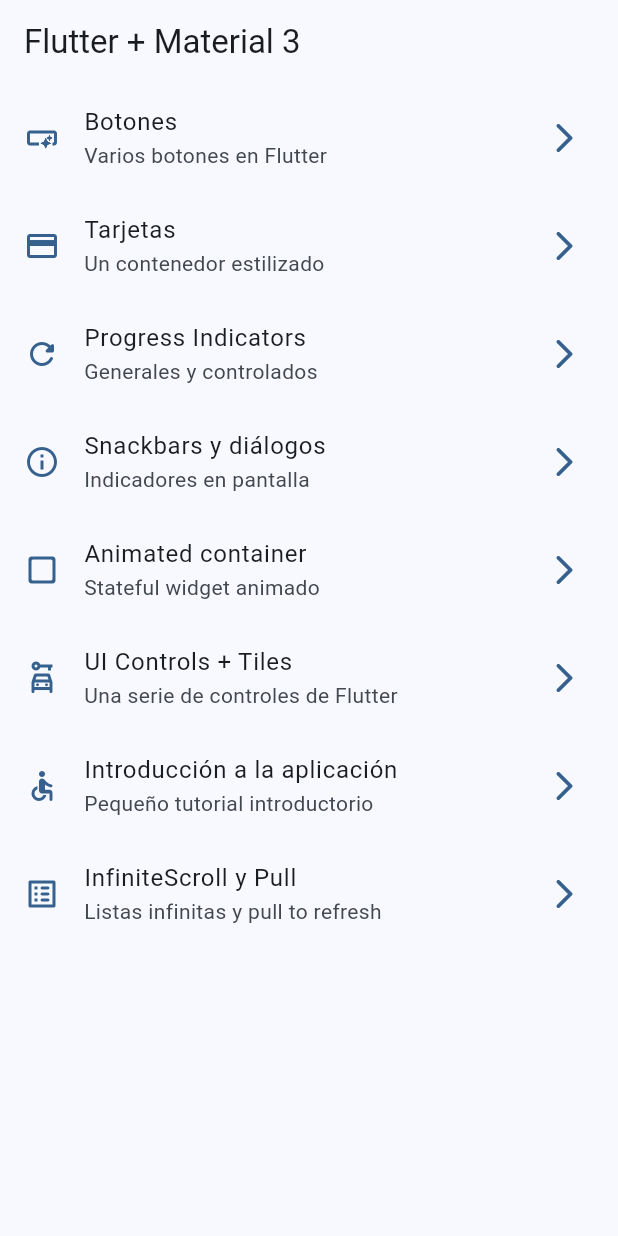
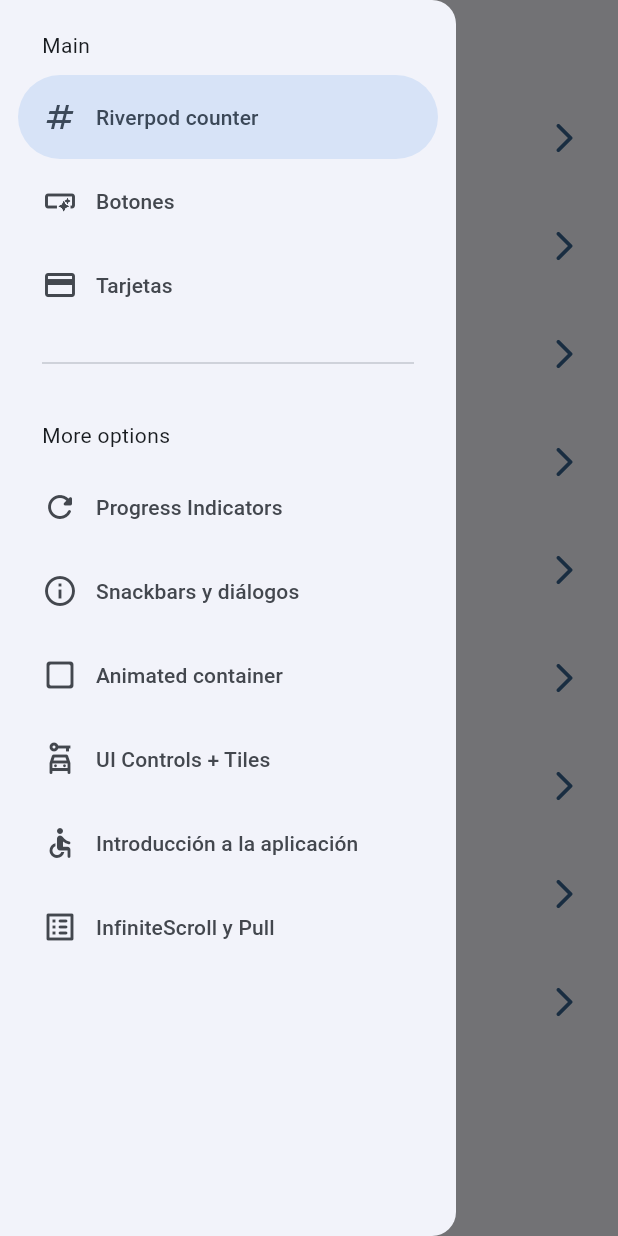
Before and after one commit to hasprilla/widgets_app, a Flutter app: the screen it shows after launch, with the side drawer open (before the commit the screen has no drawer), on a phone screen of 412 x 824 dp. Run offline on Flutter 3.47's test engine with Material 2 defaults, Android fonts, the phone set to English and light mode, and no system bars; our stand-ins replace animate_do, flutter_riverpod, go_router.

Commit message:
counter terminado

```diff
--- a/lib/config/menu/menu_items.dart
+++ b/lib/config/menu/menu_items.dart
@@ -1,5 +1,4 @@
 import 'package:flutter/material.dart';
-
 
 class MenuItem {
   final String title;
@@ -7,72 +6,57 @@ class MenuItem {
   final String link;
   final IconData icon;
 
-  const MenuItem({
-    required this.title,
+  const MenuItem(
+      {required this.title,
       required this.subTitle,
       required this.link,
-    required this.icon
-  });
+      required this.icon});
 }
 
-
 const appMenuItems = <MenuItem>[
-
+  MenuItem(
+      title: 'Riverpod counter',
+      subTitle: 'Counter screen',
+      link: '/counter',
+      icon: Icons.numbers),
   MenuItem(
       title: 'Botones',
       subTitle: 'Varios botones en Flutter',
       link: '/buttons',
-    icon: Icons.smart_button_outlined
-  ),
-
+      icon: Icons.smart_button_outlined),
   MenuItem(
       title: 'Tarjetas',
       subTitle: 'Un contenedor estilizado',
       link: '/cards',
-    icon: Icons.credit_card
-  ),
-
+      icon: Icons.credit_card),
   MenuItem(
       title: 'Progress Indicators',
       subTitle: 'Generales y controlados',
       link: '/progress',
-    icon: Icons.refresh_rounded
-  ),
-
+      icon: Icons.refresh_rounded),
   MenuItem(
       title: 'Snackbars y diálogos',
       subTitle: 'Indicadores en pantalla',
       link: '/snackbars',
-    icon: Icons.info_outline
-  ),
-
+      icon: Icons.info_outline),
   MenuItem(
       title: 'Animated container',
       subTitle: 'Stateful widget animado',
       link: '/animated',
-    icon: Icons.check_box_outline_blank_rounded
-  ),
-
+      icon: Icons.check_box_outline_blank_rounded),
   MenuItem(
       title: 'UI Controls + Tiles',
       subTitle: 'Una serie de controles de Flutter',
       link: '/ui-controls',
-    icon: Icons.car_rental_outlined
-  ),
-
+      icon: Icons.car_rental_outlined),
   MenuItem(
       title: 'Introducción a la aplicación',
       subTitle: 'Pequeño tutorial introductorio',
       link: '/tutorial',
-    icon: Icons.accessible_rounded
-  ),
-
+      icon: Icons.accessible_rounded),
   MenuItem(
       title: 'InfiniteScroll y Pull',
       subTitle: 'Listas infinitas y pull to refresh',
       link: '/infinite',
-    icon: Icons.list_alt_rounded
-  ),
-
-
+      icon: Icons.list_alt_rounded),
 ];
--- a/lib/config/router/app_router.dart
+++ b/lib/config/router/app_router.dart
@@ -1,63 +1,60 @@
 import 'package:go_router/go_router.dart';
-import 'package:widgets_app/presentation/screens/screens.dart';
+
+import '../../presentation/screens/screens.dart';
 
 // GoRouter configuration
 final appRouter = GoRouter(
   initialLocation: '/',
   routes: [
-
     GoRoute(
       path: '/',
       name: HomeScreen.name,
       builder: (context, state) => const HomeScreen(),
     ),
-
     GoRoute(
       path: '/buttons',
       name: ButtonsScreen.name,
       builder: (context, state) => const ButtonsScreen(),
     ),
-
     GoRoute(
       path: '/cards',
       name: CardsScreen.name,
       builder: (context, state) => const CardsScreen(),
     ),
-
     GoRoute(
       path: '/progress',
       name: ProgressScreen.name,
       builder: (context, state) => const ProgressScreen(),
     ),
-
     GoRoute(
       path: '/snackbars',
       name: SnackbarScreen.name,
       builder: (context, state) => const SnackbarScreen(),
     ),
-
     GoRoute(
       path: '/animated',
       name: AnimatedScreen.name,
       builder: (context, state) => const AnimatedScreen(),
     ),
-
     GoRoute(
       path: '/ui-controls',
       name: UiControlsScreen.name,
       builder: (context, state) => const UiControlsScreen(),
     ),
-
     GoRoute(
       path: '/tutorial',
       name: AppTutorialScreen.name,
       builder: (context, state) => const AppTutorialScreen(),
     ),
-
     GoRoute(
       path: '/infinite',
       name: InfiniteScrollScreen.name,
       builder: (context, state) => const InfiniteScrollScreen(),
     ),
+    GoRoute(
+      path: '/counter',
+      name: CounterScreen.name,
+      builder: (context, state) => const CounterScreen(),
+    ),
   ],
 );
--- /dev/null
+++ b/lib/presentation/providers/counter_provider.dart
@@ -0,0 +1,3 @@
+import 'package:flutter_riverpod/flutter_riverpod.dart';
+
+final counterProvder = StateProvider<int>((ref) => 5);
--- /dev/null
+++ b/lib/presentation/providers/theme_provider.dart
@@ -0,0 +1,3 @@
+import 'package:flutter_riverpod/flutter_riverpod.dart';
+
+final isDarkmodeProvider = StateProvider<bool>((ref) => false);
--- a/lib/presentation/screens/home/home_screen.dart
+++ b/lib/presentation/screens/home/home_screen.dart
@@ -1,23 +1,27 @@
 import 'package:flutter/material.dart';
 import 'package:go_router/go_router.dart';
-import 'package:widgets_app/config/menu/menu_items.dart';
+
+import '../../../config/menu/menu_items.dart';
+import '../../widgets/side_menu.dart';
 // import 'package:widgets_app/presentation/screens/cards/cards_screen.dart';
 
-
-
 class HomeScreen extends StatelessWidget {
-
   static const String name = 'home_screen';
 
   const HomeScreen({super.key});
 
   @override
   Widget build(BuildContext context) {
+    final scaffoldKey = GlobalKey<ScaffoldState>();
     return Scaffold(
+      key: scaffoldKey,
       appBar: AppBar(
         title: const Text('Flutter + Material 3'),
       ),
       body: const _HomeView(),
+      drawer: SideMenu(
+        scaffoldKey: scaffoldKey,
+      ),
     );
   }
 }
@@ -27,8 +31,6 @@ class _HomeView extends StatelessWidget {
 
   @override
   Widget build(BuildContext context) {
-
-
     return ListView.builder(
       itemCount: appMenuItems.length,
       itemBuilder: (context, index) {
@@ -49,16 +51,14 @@ class _CustomListTile extends StatelessWidget {
 
   @override
   Widget build(BuildContext context) {
-
     final colors = Theme.of(context).colorScheme;
 
     return ListTile(
-      leading: Icon( menuItem.icon, color: colors.primary ),
-      trailing: Icon( Icons.arrow_forward_ios_rounded, color:colors.primary ),
+      leading: Icon(menuItem.icon, color: colors.primary),
+      trailing: Icon(Icons.arrow_forward_ios_rounded, color: colors.primary),
       title: Text(menuItem.title),
-      subtitle: Text( menuItem.subTitle ),
+      subtitle: Text(menuItem.subTitle),
       onTap: () {
-
         // Navigator.of(context).push(
         //   MaterialPageRoute(
         //     builder: (context) => const ButtonsScreen(),
@@ -67,9 +67,7 @@ class _CustomListTile extends StatelessWidget {
         // Navigator.pushNamed(context, menuItem.link );
 
         // context.pushNamed( CardsScreen.name );
-        context.push( menuItem.link );
-
-
+        context.push(menuItem.link);
       },
     );
   }
--- a/lib/presentation/screens/screens.dart
+++ b/lib/presentation/screens/screens.dart
@@ -1,9 +1,8 @@
-
-
 export 'package:widgets_app/presentation/screens/animated/animated_screen.dart';
 export 'package:widgets_app/presentation/screens/app_tutorial/app_tutorial_screen.dart';
 export 'package:widgets_app/presentation/screens/buttons/buttons_screen.dart';
 export 'package:widgets_app/presentation/screens/cards/cards_screen.dart';
+export 'package:widgets_app/presentation/screens/counter/counter_screen.dart';
 export 'package:widgets_app/presentation/screens/home/home_screen.dart';
 export 'package:widgets_app/presentation/screens/infinite_scroll/infinite_scroll_screen.dart';
 export 'package:widgets_app/presentation/screens/progress/progress_screen.dart';
--- /dev/null
+++ b/lib/presentation/widgets/side_menu.dart
@@ -0,0 +1,59 @@
+import 'package:flutter/material.dart';
+import 'package:go_router/go_router.dart';
+
+import '../../config/menu/menu_items.dart';
+
+class SideMenu extends StatefulWidget {
+  final GlobalKey<ScaffoldState> scaffoldKey;
+  const SideMenu({super.key, required this.scaffoldKey});
+
+  @override
+  State<SideMenu> createState() => _SideMenuState();
+}
+
+class _SideMenuState extends State<SideMenu> {
+  int navDrawerIndex = 0;
+
+  @override
+  Widget build(BuildContext context) {
+    final hasNotch = MediaQuery.of(context).viewPadding.top > 35;
+
+    return NavigationDrawer(
+      selectedIndex: navDrawerIndex,
+      onDestinationSelected: (value) {
+        setState(() {
+          navDrawerIndex = value;
+        });
+        final menuItem = appMenuItems[value];
+        context.push(menuItem.link);
+        widget.scaffoldKey.currentState?.closeDrawer();
+      },
+      children: [
+        Padding(
+          padding: EdgeInsets.fromLTRB(28, hasNotch ? 0 : 20, 16, 10),
+          child: const Text('Main'),
+        ),
+        ...appMenuItems.sublist(0, 3).map(
+              (item) => NavigationDrawerDestination(
+                icon: Icon(item.icon),
+                label: Text(item.title),
+              ),
+            ),
+        const Padding(
+          padding: EdgeInsets.fromLTRB(28, 16, 28, 10),
+          child: Divider(),
+        ),
+        Padding(
+          padding: EdgeInsets.fromLTRB(28, hasNotch ? 0 : 20, 16, 10),
+          child: const Text('More options'),
+        ),
+        ...appMenuItems.sublist(3).map(
+              (item) => NavigationDrawerDestination(
+                icon: Icon(item.icon),
+                label: Text(item.title),
+              ),
+            ),
+      ],
+    );
+  }
+}
--- a/pubspec.yaml
+++ b/pubspec.yaml
@@ -10,6 +10,7 @@ dependencies:
   animate_do: ^3.0.2
   flutter:
     sdk: flutter
+  flutter_riverpod: ^2.3.5
   go_router: ^6.5.7
 
 dev_dependencies:
```
Also changed, not shown: lib/main.dart (+2 -6 lines), lib/presentation/screens/counter/counter_screen.dart (added, +42 -0 lines), pubspec.lock. Lines whose indentation alone changed are shown as unchanged.
